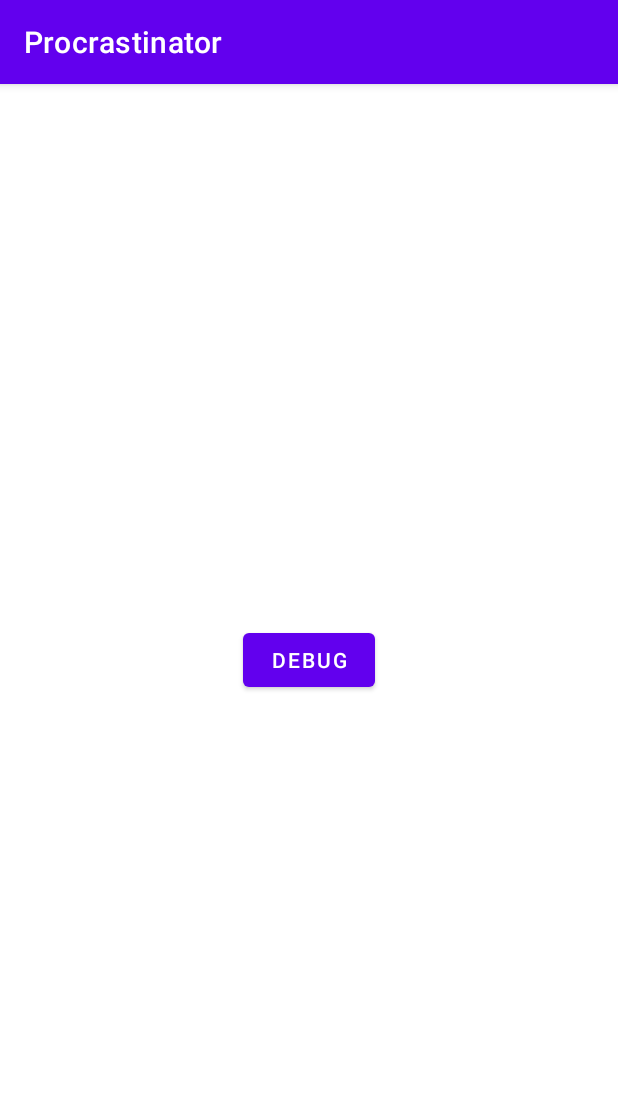
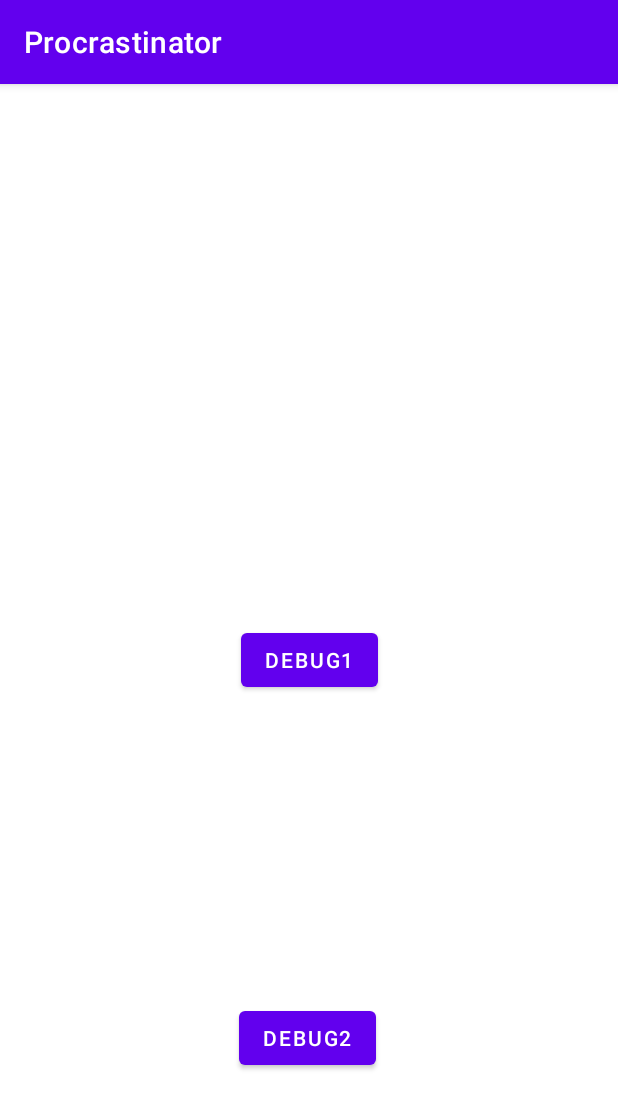
Before and after one commit to JeremyNguyen/Procrastinator, an Android app: the screen it shows after launch (MainActivity), on a phone screen of 412 x 824 dp. Shown: the top 1109 px of the screen. Run offline under Robolectric (Android 15) with nearby library versions, the phone set to English and light mode, and no system bars.

```diff
--- a/app/src/main/java/com/example/procrastinator/MainActivity.java
+++ b/app/src/main/java/com/example/procrastinator/MainActivity.java
@@ -1,5 +1,7 @@
 package com.example.procrastinator;
 
+import android.content.Context;
+import android.content.Intent;
 import android.os.Bundle;
 import android.view.View;
 import android.widget.Button;
@@ -14,15 +16,31 @@ public class MainActivity extends AppCompatActivity {
         super.onCreate(savedInstanceState);
         setContentView(R.layout.activity_main);
 
-        Button button = (Button) findViewById(R.id.button_debug);
-        button.setOnClickListener(new View.OnClickListener() {
+        Button button1 = (Button) findViewById(R.id.button_debug1);
+        button1.setOnClickListener(new View.OnClickListener() {
             public void onClick(View v) {
-                debug(v);
+                debug1(v);
+            }
+        });
+        Button button2 = (Button) findViewById(R.id.button_debug2);
+        button2.setOnClickListener(new View.OnClickListener() {
+            public void onClick(View v) {
+                debug2(v);
             }
         });
     }
 
-    public void debug(View view) {
-        Toast.makeText(this, "debug", Toast.LENGTH_SHORT).show();
+    public void debug1(View view) {
+        Toast.makeText(this, "debug1", Toast.LENGTH_SHORT).show();
+        Context applicationContext = getApplicationContext();
+        Intent serviceIntent = new Intent(applicationContext, MyService.class);
+        applicationContext.startService(serviceIntent);
+    }
+
+    public void debug2(View view) {
+        Toast.makeText(this, "debug2", Toast.LENGTH_SHORT).show();
+        Context applicationContext = getApplicationContext();
+        Intent serviceIntent = new Intent(applicationContext, MyService.class);
+        applicationContext.stopService(serviceIntent);
     }
 }
--- a/app/src/main/res/layout/activity_main.xml
+++ b/app/src/main/res/layout/activity_main.xml
@@ -8,13 +8,25 @@
     tools:context=".MainActivity">
 
     <Button
-        android:id="@+id/button_debug"
+        android:id="@+id/button_debug1"
         android:layout_width="wrap_content"
         android:layout_height="wrap_content"
-        android:text="@string/labelButtonDebug"
+        android:text="@string/labelButtonDebug1"
         app:layout_constraintBottom_toBottomOf="parent"
         app:layout_constraintEnd_toEndOf="parent"
         app:layout_constraintStart_toStartOf="parent"
         app:layout_constraintTop_toTopOf="parent" />
 
+    <Button
+        android:id="@+id/button_debug2"
+        android:layout_width="wrap_content"
+        android:layout_height="wrap_content"
+        android:text="@string/labelButtonDebug2"
+        app:layout_constraintBottom_toBottomOf="parent"
+        app:layout_constraintEnd_toEndOf="parent"
+        app:layout_constraintHorizontal_bias="0.496"
+        app:layout_constraintStart_toStartOf="parent"
+        app:layout_constraintTop_toBottomOf="@+id/button_debug1"
+        app:layout_constraintVertical_bias="0.653" />
+
 </androidx.constraintlayout.widget.ConstraintLayout>
--- a/app/src/main/res/values/strings.xml
+++ b/app/src/main/res/values/strings.xml
@@ -1,4 +1,5 @@
 <resources>
     <string name="app_name">Procrastinator</string>
-    <string name="labelButtonDebug">Debug</string>
+    <string name="labelButtonDebug1">Debug1</string>
+    <string name="labelButtonDebug2">Debug2</string>
 </resources>
```
Also changed, not shown: app/src/main/AndroidManifest.xml (+23 -2 lines), app/src/main/java/com/example/procrastinator/MyService.java (added, +46 -0 lines), app/src/main/java/com/example/procrastinator/StartMyServiceAtBootReceiver.java (added, +19 -0 lines).
